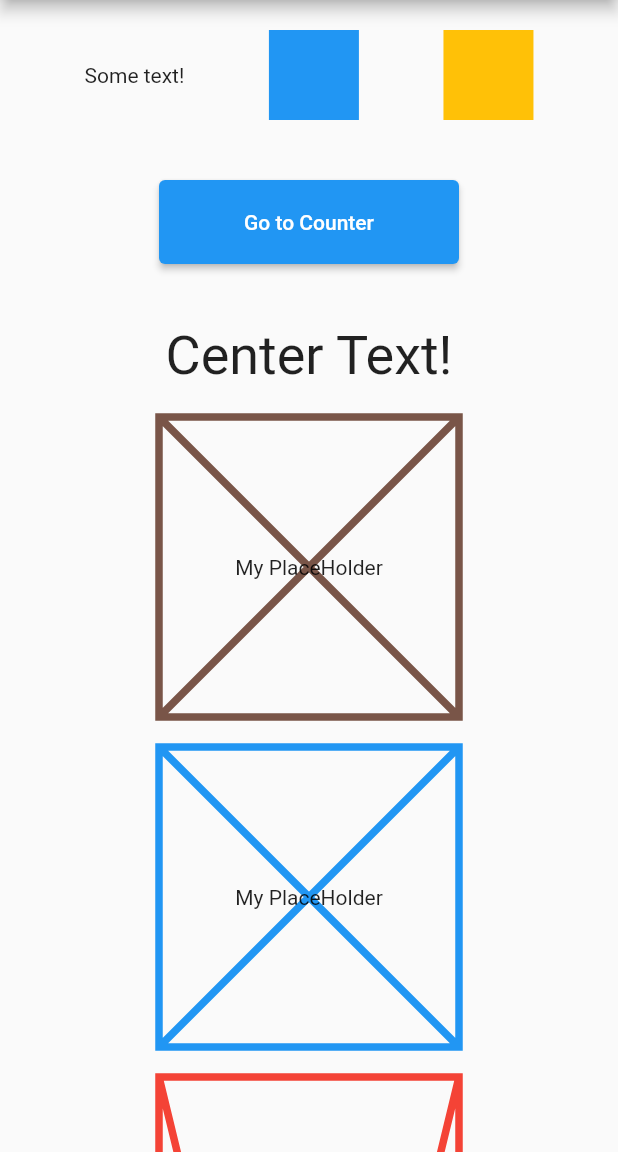
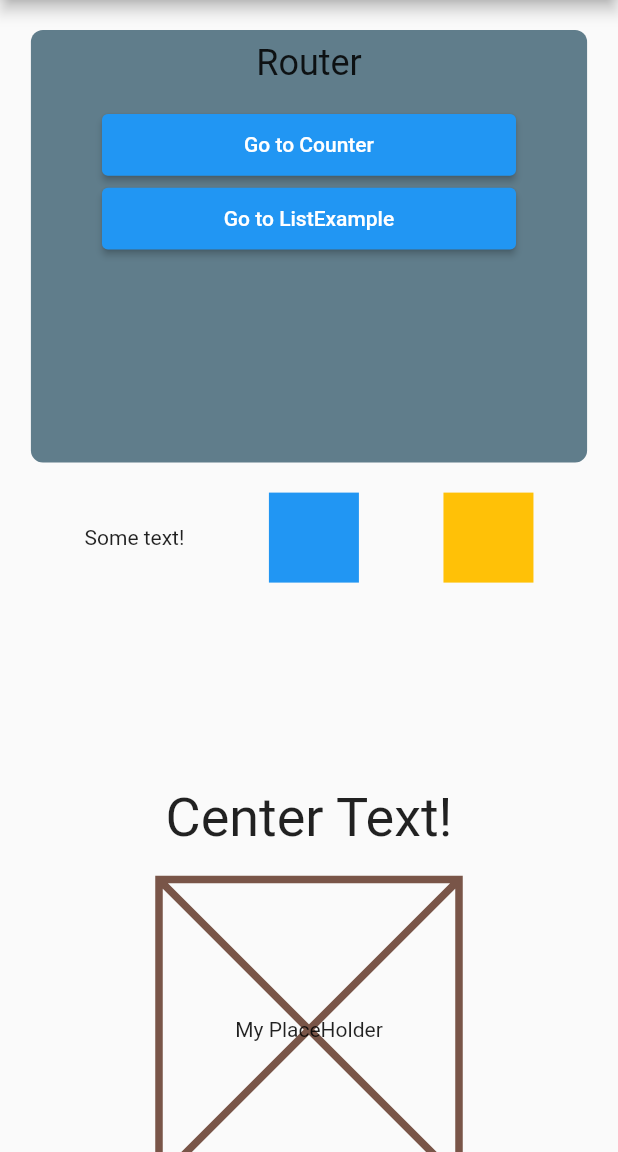
Before and after one commit to we-mohd-i001/flutter_basics, a Flutter app: the screen it shows after launch, on a phone screen of 412 x 824 dp, the part 84-1236 px from its top. Run offline on Flutter 3.47's test engine with Material 2 defaults, Android fonts, the phone set to English and light mode, and no system bars; network calls fail.

Commit message:
Practiced with ListView and ListView.Builder

```diff
--- a/lib/main.dart
+++ b/lib/main.dart
@@ -1,5 +1,6 @@
 import 'package:flutter/material.dart';
 import 'package:flutter_basics/presentation/counter/counter_screen.dart';
+import 'package:flutter_basics/presentation/list_example.dart';
 import 'package:flutter_basics/presentation/screens/home_screen.dart';
 
 void main() {
@@ -17,8 +18,9 @@ class MyApp extends StatelessWidget {
         primarySwatch: Colors.blue,
       ),
       routes: {
-        '/' : (context) => const HomeScreen(),
-        'counter': (context) => const CounterScreen()
+        '/': (context) => const HomeScreen(),
+        'counter': (context) => const CounterScreen(),
+        'listview': (context) => const ListExample(),
       },
     );
   }
--- a/lib/presentation/screens/home_screen.dart
+++ b/lib/presentation/screens/home_screen.dart
@@ -22,20 +22,68 @@ class HomeScreen extends StatelessWidget {
             const SizedBox(
               height: 20,
             ),
+            Container(
+              decoration: BoxDecoration(
+                color: Colors.blueGrey,
+                borderRadius: BorderRadius.circular(8)
+              ),
+              height: size.height * 0.35,
+              width: size.width - size.width * 0.1,
+              child: Column(
+
+                children: [
+                  const SizedBox(
+                    height: 8,
+                  ),
+                  const Text(
+                    'Router',
+                    style: TextStyle(fontSize: 24),
+                  ),
+                  Padding(
+                    padding: const EdgeInsets.all(20),
+                    child: Column(
+                      children: [
+                        SizedBox(
+                          height: size.height*0.05,
+                          width: size.width * 0.67,
+                          child: ElevatedButton(
+                            onPressed: () {
+                              Navigator.pushNamed(context, 'counter');
+                            },
+                            child: const Text('Go to Counter'),
+                          ),
+                        ),
+                        const SizedBox(
+                          height: 8,
+                        ),
+                        SizedBox(
+                          height: size.height*0.05,
+                          width: size.width * 0.67,
+                          child: ElevatedButton(
+                            onPressed: () {
+                              Navigator.pushNamed(context, 'listview');
+                            },
+                            child: const Text('Go to ListExample'),
+                          ),
+                        ),
+                      ],
+                    ),
+                  )
+                ],
+              ),
+            ),
+            const SizedBox(
+              height: 20,
+            ),
             const RowExpandedExample(),
             const SizedBox(
               height: 20,
             ),
-            Padding(
-              padding: const EdgeInsets.all(20),
-              child: Container(
+            const Padding(
+              padding: EdgeInsets.all(20),
+              child: SizedBox(
                 height: 56,
                 width: 200,
-                child: ElevatedButton(
-
-                  onPressed: (){
-                  Navigator.pushNamed(context, 'counter');
-                }, child: Text('Go to Counter'),),
               ),
             ),
             const SizedBox(
@@ -61,11 +109,11 @@ class HomeScreen extends StatelessWidget {
             TextButton(
                 onPressed: () {
                   debugPrint('Button 1 Pressed!');
-            }, child: Container(
+                },
+                child: Container(
                   decoration: BoxDecoration(
                       borderRadius: BorderRadius.circular(8),
-                color: Colors.blue
-              ),
+                      color: Colors.blue),
                   child: const Padding(
                     padding: EdgeInsets.all(8.0),
                     child: Text(
@@ -78,23 +126,29 @@ class HomeScreen extends StatelessWidget {
                     ),
                   ),
                 )),
-            IconButton(onPressed: (){}, icon: Container(
+            IconButton(
+                onPressed: () {},
+                icon: Container(
                   decoration: BoxDecoration(
                       borderRadius: BorderRadius.circular(8),
-                color: Colors.red
+                      color: Colors.red),
+                  child: const Icon(
+                    Icons.play_arrow,
+                    color: Colors.white,
                   ),
-              child: const Icon(Icons.play_arrow, color: Colors.white,),
                 )),
-            Switch(value: false, onChanged: (value) {
-
-              debugPrint ('$value');
+            Switch(
+                value: false,
+                onChanged: (value) {
+                  debugPrint('$value');
                 }),
             const CustomButton(
               buttonHeight: 50.0,
               buttonWidth: 50.0,
               infoMessage: 'CustomButton 1 pressed',
               buttonIcon: Icons.holiday_village,
-              buttonIconColor: Colors.white,),
+              buttonIconColor: Colors.white,
+            ),
             const SizedBox(
               height: 20,
             ),
@@ -110,7 +164,8 @@ class HomeScreen extends StatelessWidget {
                 age: '24',
                 country: 'India',
                 job: 'Flutter Developer',
-                imageUrl: 'https://media.licdn.com/dms/image/D4D03AQFOQhgIH5_5UQ/profile-displayphoto-shrink_200_200/0/1691909354816?e=2147483647&v=beta&t=sWXmIN7RpPPAz5RFOqJqVY50vEi3_CaXtqrYe11wL-I'),
+                imageUrl:
+                    'https://media.licdn.com/dms/image/D4D03AQFOQhgIH5_5UQ/profile-displayphoto-shrink_200_200/0/1691909354816?e=2147483647&v=beta&t=sWXmIN7RpPPAz5RFOqJqVY50vEi3_CaXtqrYe11wL-I'),
             const SizedBox(
               height: 20,
             ),
```
Also changed, not shown: lib/presentation/list_example.dart (added, +40 -0 lines). Lines whose indentation alone changed are shown as unchanged.
